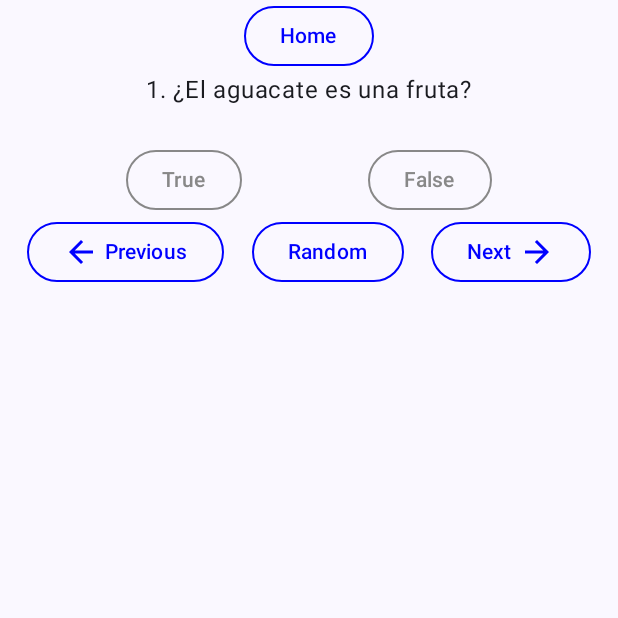
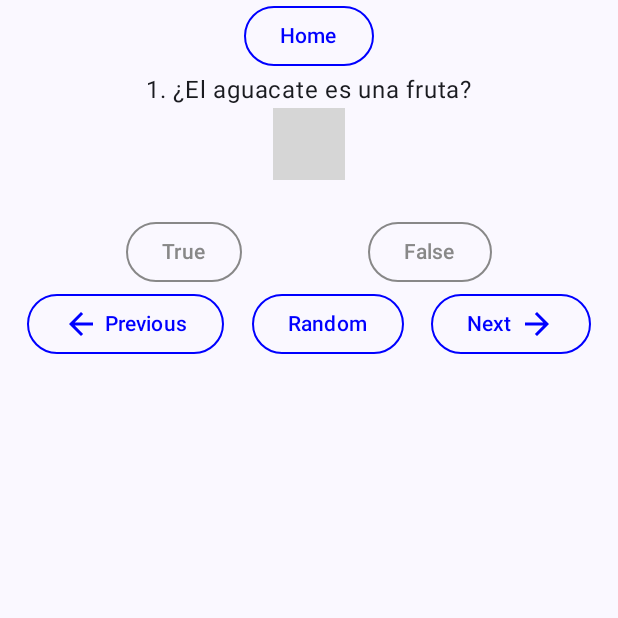
Before and after one commit to alu0101140469/Pract2-PGL-DanielPalenzuela-2DAMB, an Android app built with Jetpack Compose: the screen it shows after launch (MainActivity), after a tap on "Comenzar", on a phone screen of 412 x 824 dp, the top half of it. Run offline under Robolectric (Android 15) with nearby library versions, the phone set to English and light mode, and no system bars; 3 statements that could not run were skipped; grey boxes are pictures that could not be loaded.

Commit message:
practica 2

```diff
--- a/app/src/main/java/com/example/ejemplonavegacioncompose/ui/Cuest.kt
+++ b/app/src/main/java/com/example/ejemplonavegacioncompose/ui/Cuest.kt
@@ -1,10 +1,12 @@
 package com.example.ejemplonavegacioncompose.ui
 
+import androidx.compose.foundation.Image
 import androidx.compose.foundation.layout.Arrangement
 import androidx.compose.foundation.layout.Column
 import androidx.compose.foundation.layout.Row
 import androidx.compose.foundation.layout.fillMaxSize
 import androidx.compose.foundation.layout.fillMaxWidth
+import androidx.compose.foundation.layout.height
 import androidx.compose.material3.Text
 import androidx.compose.runtime.Composable
 import androidx.compose.runtime.LaunchedEffect
@@ -24,6 +26,9 @@ import com.example.ejemplonavegacioncompose.ui.metodos.MetodosCuest.Companion.ge
 import com.example.ejemplonavegacioncompose.ui.objetos.Preguntas
 import com.example.ejemplonavegacioncompose.ui.objetos.Respuestas
 import com.example.ejemplonavegacioncompose.ui.rutas.Rutas
+import androidx.compose.ui.res.painterResource
+import androidx.compose.ui.unit.dp
+import com.example.ejemplonavegacioncompose.ui.objetos.Imagenes
 
 @Composable
 fun PantallaCuest(navController: NavHostController?) {
@@ -60,6 +65,8 @@ fun MostrarPregunta(navController: NavHostController?) {
         mutableStateOf("")
     }
 
+    val imagenActual = Imagenes.listaImagenes[indicePreg % Imagenes.listaImagenes.size]
+
     LaunchedEffect(indicePreg) {
         val preguntaActual = Preguntas.listaPreguntas[indicePreg]
         textoSolucion = ""
@@ -80,7 +87,10 @@ fun MostrarPregunta(navController: NavHostController?) {
 
         Text(text = textoPregunta)
 
-        //Image(painter = painterResource(id = R.drawable.), contentDescription = "")
+        Image(painter = painterResource(id = imagenActual.id), contentDescription = "",
+            Modifier
+                .fillMaxWidth()
+                .height(200.dp))
 
         Text(
             text = textoSolucion,
--- a/app/src/main/java/com/example/ejemplonavegacioncompose/ui/home/Home.kt
+++ b/app/src/main/java/com/example/ejemplonavegacioncompose/ui/home/Home.kt
@@ -1,9 +1,14 @@
 package com.example.ejemplonavegacioncompose.ui.home
 
+import android.R.attr.shape
+import androidx.compose.foundation.Image
 import androidx.compose.foundation.layout.Arrangement
+import androidx.compose.foundation.layout.Box
 import androidx.compose.foundation.layout.Column
 import androidx.compose.foundation.layout.Row
 import androidx.compose.foundation.layout.fillMaxSize
+import androidx.compose.foundation.layout.fillMaxWidth
+import androidx.compose.foundation.layout.height
 import androidx.compose.foundation.layout.padding
 import androidx.compose.foundation.layout.wrapContentSize
 import androidx.compose.material.icons.Icons
@@ -18,9 +23,12 @@ import androidx.compose.runtime.saveable.rememberSaveable
 import androidx.compose.runtime.setValue
 import androidx.compose.ui.Alignment
 import androidx.compose.ui.Modifier
+import androidx.compose.ui.res.painterResource
 import androidx.compose.ui.unit.dp
 import androidx.navigation.NavHostController
+import com.example.ejemplonavegacioncompose.R
 import com.example.ejemplonavegacioncompose.ui.rutas.Rutas
+
 
 @Composable
 fun PantallaHome(navController : NavHostController?){
@@ -31,20 +39,34 @@ fun PantallaHome(navController : NavHostController?){
 fun MostrarHome(navController: NavHostController?){
     Column(verticalArrangement = Arrangement.Top,
         horizontalAlignment = Alignment.CenterHorizontally,
-        modifier = Modifier.padding(16.dp)) {
+        modifier = Modifier
+            .fillMaxSize()
+            .padding(16.dp)) {
 
-        var texto by rememberSaveable { mutableStateOf("") }
+        var texto by rememberSaveable {
+            mutableStateOf("")
+        }
 
         Text("Bienvenido al cuestionario de preguntas de Daniel!")
-        //CuadroTexto(texto, {texto = it}) // Final:  ¿Por qué se hace esto?
 
-        //Image(painter = painterResource(id = R.drawable.), contentDescription = "")
+        Box(
+            modifier = Modifier
+                .weight(1f)
+                .fillMaxSize()
+        ) {
+            Image(
+                painter = painterResource(id = R.drawable.fotoinicio), contentDescription = "",
+                Modifier
+                    .fillMaxSize()
+            )
+        }
 
         Button(onClick = {
             navController?.navigate(Rutas.PantallaCuest.ruta)},
             Modifier
-                .fillMaxSize()
+                .fillMaxWidth()
                 .wrapContentSize(Alignment.Center)
+                .padding(16.dp)
         ) {
             Row(verticalAlignment = Alignment.CenterVertically)
             {
--- a/app/src/main/java/com/example/ejemplonavegacioncompose/ui/metodos/MetodosCuest.kt
+++ b/app/src/main/java/com/example/ejemplonavegacioncompose/ui/metodos/MetodosCuest.kt
@@ -18,6 +18,8 @@ import androidx.compose.ui.Modifier
 import androidx.compose.ui.graphics.Color
 import androidx.compose.ui.graphics.vector.ImageVector
 import androidx.compose.ui.unit.dp
+import com.example.ejemplonavegacioncompose.R
+import com.example.ejemplonavegacioncompose.ui.objetos.Imagen
 import com.example.ejemplonavegacioncompose.ui.objetos.Pregunta
 
 
@@ -43,17 +45,17 @@ class MetodosCuest {
             return Solucion == opcionSeleccionada
         }
 
-//        fun llenarListaImagenes(): MutableList<Imagen> {
-//            val imagenes = mutableListOf<Imagen>()
-//
-//            imagenes.add(Imagen(R.drawable.), 10)
-//            imagenes.add(Imagen(R.drawable.), 10)
-//            imagenes.add(Imagen(R.drawable.), 10)
-//            imagenes.add(Imagen(R.drawable.), 10)
-//            imagenes.add(Imagen(R.drawable.), 10)
-//
-//            return imagenes
-//        }
+        fun llenarListaImagenes(): MutableList<Imagen> {
+            val imagenes = mutableListOf<Imagen>()
+
+            imagenes.add(Imagen(R.drawable.aguacate))
+            imagenes.add(Imagen(R.drawable.tomate))
+            imagenes.add(Imagen(R.drawable.pepino))
+            imagenes.add(Imagen(R.drawable.pimiento))
+            imagenes.add(Imagen(R.drawable.calabaza))
+
+            return imagenes
+        }
 
         fun llenarListaPreg(): ArrayList<Pregunta> {
             val listaPreguntas = ArrayList<Pregunta>()
--- a/app/src/main/java/com/example/ejemplonavegacioncompose/ui/objetos/Lista.kt
+++ b/app/src/main/java/com/example/ejemplonavegacioncompose/ui/objetos/Lista.kt
@@ -1,6 +1,6 @@
 package com.example.ejemplonavegacioncompose.ui.objetos
 
-//import com.example.pract2PreguntasApp.ui.metodos.MetodosCuest.Companion.llenarListaImagenes
+import com.example.ejemplonavegacioncompose.ui.metodos.MetodosCuest
 import com.example.ejemplonavegacioncompose.ui.metodos.MetodosCuest.Companion.llenarListaPreg
 
 object Preguntas {
@@ -12,5 +12,5 @@ object Respuestas {
 }
 
 object Imagenes {
-    //val imagenes: MutableList<Imagen> = llenarListaImagenes()
+    val listaImagenes = MetodosCuest.llenarListaImagenes()
 }
```
